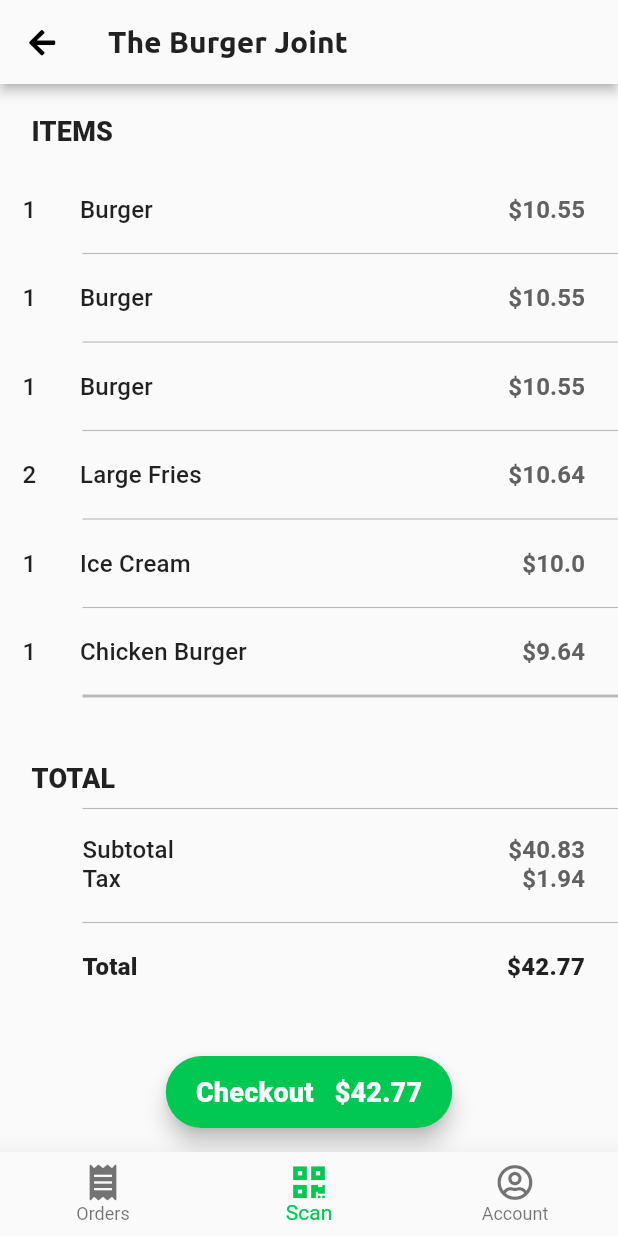
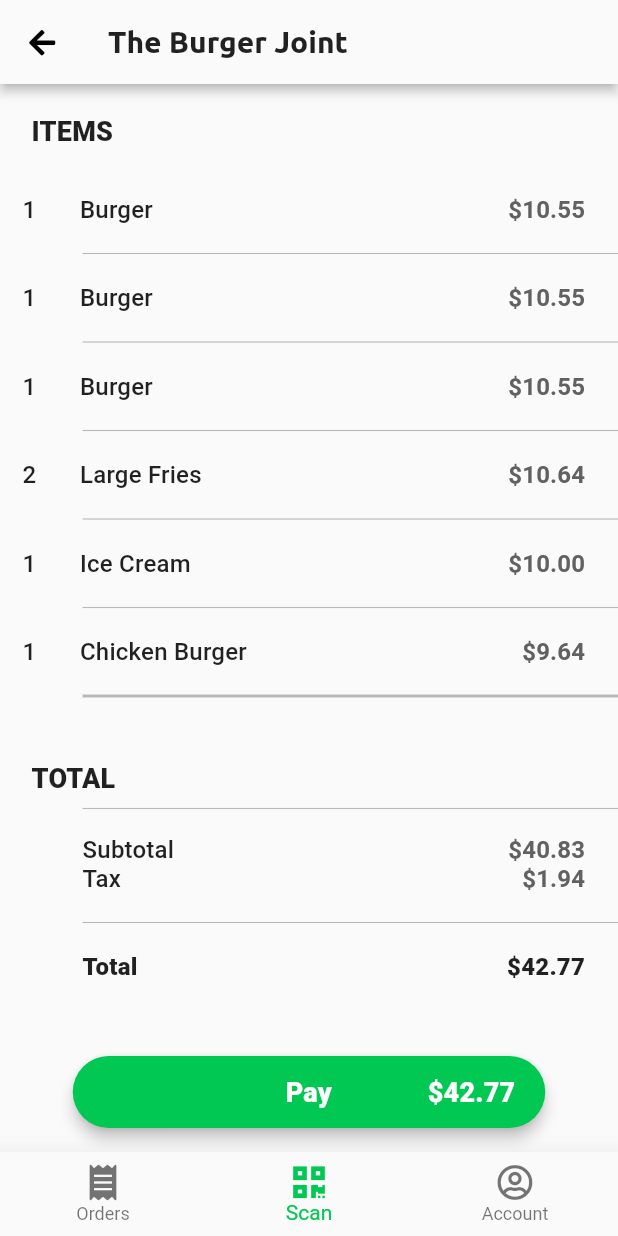
Before and after one commit to kchangela7/dinendash, a Flutter app: the screen it shows once a user with an empty profile is signed in, on a phone screen of 412 x 824 dp. Run offline on Flutter 3.47's test engine with Material 2 defaults, Android fonts, the phone set to English and light mode, and no system bars; our stand-ins replace cloud_firestore, firebase_auth, flutter_spinkit, font_awesome_flutter, form_field_validator, google_sign_in; missing offline and left inert: barcode_scan; accounts and stored records are empty.

Commit message:
added pay screen

```diff
--- a/lib/paths/home/screens/scan/myOrder.dart
+++ b/lib/paths/home/screens/scan/myOrder.dart
@@ -104,16 +104,15 @@ class _MyOrderState extends State<MyOrder> {
                   )
                 ];
 
+                // Create Order Items
                 for (var i = 0; i < order.length; i++) {
                   var currentItem = order[i];
-                  var itemPrice = currentItem['price'] * currentItem['quantity'];
+                  double itemPrice = currentItem['price'] * currentItem['quantity'];
                   children.add(
                     Column(
                       children: <Widget>[
                         Row(
                           mainAxisAlignment: MainAxisAlignment.spaceBetween,
-                          children: <Widget>[
-                            Row(
                           children: <Widget>[
                             Row(
                               mainAxisAlignment: MainAxisAlignment.start,
@@ -134,12 +133,10 @@ class _MyOrderState extends State<MyOrder> {
                                 ),
                               ],
                             ),
-                              ],
-                            ),
                             Padding(
                               padding: const EdgeInsets.fromLTRB(0, 0, 22, 0),
                               child: Text(
-                                '\$$itemPrice',
+                                '\$${itemPrice.toStringAsFixed(2)}',
                                 style: kCurrencyStyle,
                               ),
                             )
@@ -147,12 +144,13 @@ class _MyOrderState extends State<MyOrder> {
                         ),
                         i != order.length - 1 ?
                           Divider() :
-                          Divider(height: 40, thickness: 2, indent: 40, color: Colors.black26),
+                          Divider(thickness: 2),
                       ],
                     ),
                   );
                 }
 
+                // Add Totals
                 children.addAll(
                   <Widget>[
                     Align(
@@ -210,6 +208,7 @@ class _MyOrderState extends State<MyOrder> {
               break;
           }
         }
+
         return Scaffold(
           appBar: AppBar(
             backgroundColor: background,
@@ -228,8 +227,25 @@ class _MyOrderState extends State<MyOrder> {
             ),
           ),
           floatingActionButton: FloatingActionButton.extended(
-            onPressed: () => pay(totals["total"]),
-            label: Text('Checkout   \$${totals["total"]}', style: kOrderHeaderStyle),
+            elevation: 4,
+            highlightElevation: 8,
+            onPressed: () => showModalBottomSheet(
+              context: context,
+              builder: (BuildContext context) {
+                return Pay(total: totals["total"]);
+              }
+            ),
+            label: Container(
+              width: 275,
+              child: Row(
+                mainAxisAlignment: MainAxisAlignment.spaceBetween,
+                children: <Widget>[
+                  SizedBox(width: 58),
+                  Text('Pay', style: kOrderHeaderStyle),
+                  Text('\$${totals["total"]}', style: kOrderHeaderStyle)
+                ],
+              ),
+            ),
             backgroundColor: primary,
           ),
           floatingActionButtonLocation: FloatingActionButtonLocation.centerFloat,
@@ -257,9 +273,10 @@ class ReturnDialog extends StatelessWidget {
     return AlertDialog(
       title: Text("Are you sure you want to back out?"),
       content: Text('You will have to scan the QR code again to return'),
+      buttonPadding: EdgeInsets.symmetric(horizontal: 10),
       actions: [
         FlatButton(
-          child: Text('Yes, back out'),
+          child: Text('Yes, back out', style: TextStyle(fontSize: 16)),
           onPressed: () {
             Navigator.pushReplacement(
             context, MaterialPageRoute(builder: (BuildContext context) => Home()));
@@ -269,9 +286,10 @@ class ReturnDialog extends StatelessWidget {
           onPressed: () {
             Navigator.of(context).pop();
           },
-          child: Text('Cancel')
+          child: Text('Cancel', style: TextStyle(fontSize: 16))
         )
-      ]
+      ],
+      shape: RoundedRectangleBorder(borderRadius: BorderRadius.circular(10)),
     );
   }
 }
```
Also changed, not shown: lib/paths/home/screens/scan/pay.dart (+127 -2 lines), lib/shared/constants.dart (+8 -2 lines). Lines whose indentation alone changed are shown as unchanged.
